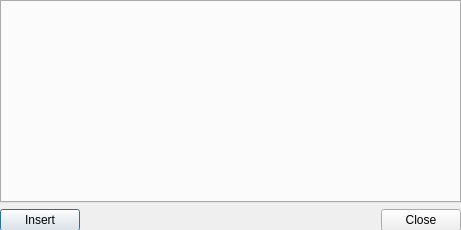
Before: the Qt Designer form ui/emoticons.ui in gitter-badger/simplechatclient, drawn with Qt 5.
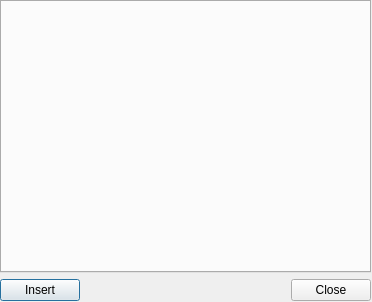
After: the same form once the commit is applied. Icons and pictures are not drawn.

Patch:
```diff
--- a/ui/emoticons.ui
+++ b/ui/emoticons.ui
@@ -6,20 +6,20 @@
    <rect>
     <x>0</x>
     <y>0</y>
-    <width>461</width>
-    <height>230</height>
+    <width>372</width>
+    <height>302</height>
    </rect>
   </property>
   <property name="minimumSize">
    <size>
-    <width>461</width>
-    <height>230</height>
+    <width>372</width>
+    <height>302</height>
    </size>
   </property>
   <property name="maximumSize">
    <size>
-    <width>461</width>
-    <height>230</height>
+    <width>372</width>
+    <height>302</height>
    </size>
   </property>
   <property name="windowTitle">
@@ -34,8 +34,8 @@
     <rect>
      <x>0</x>
      <y>0</y>
-     <width>461</width>
-     <height>231</height>
+     <width>371</width>
+     <height>301</height>
     </rect>
    </property>
    <layout class="QVBoxLayout" name="verticalLayout">
```
